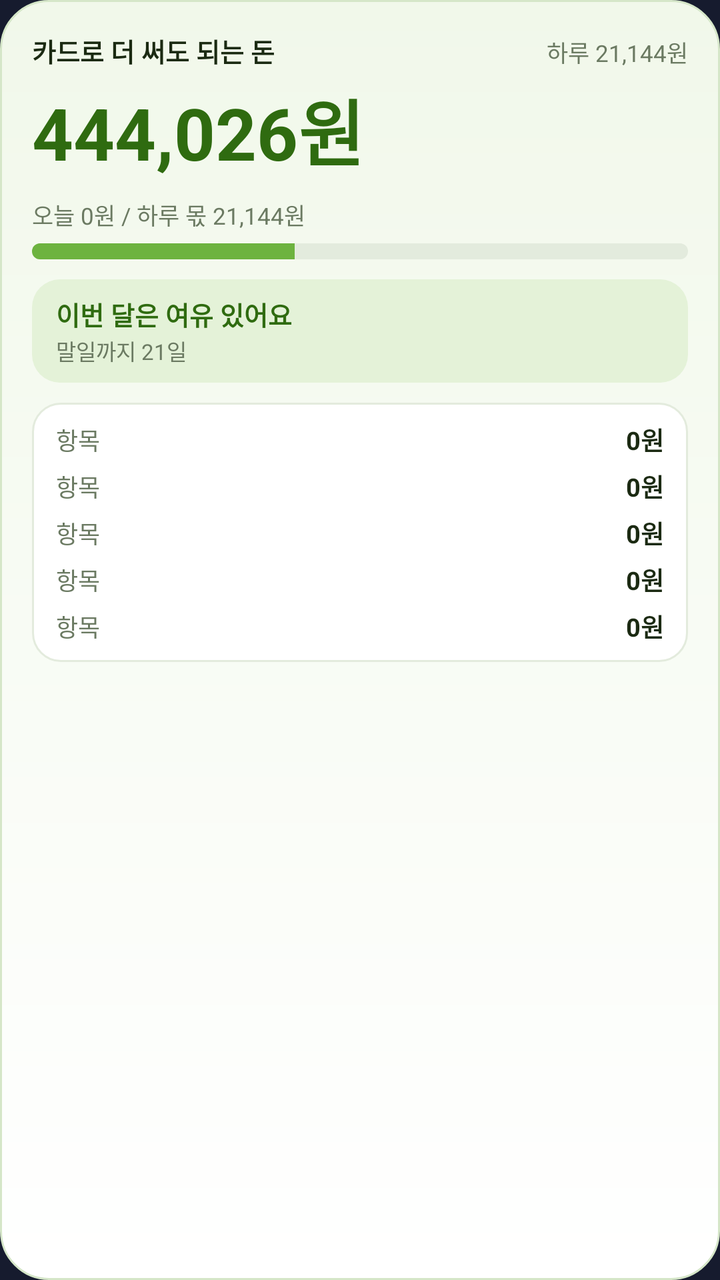
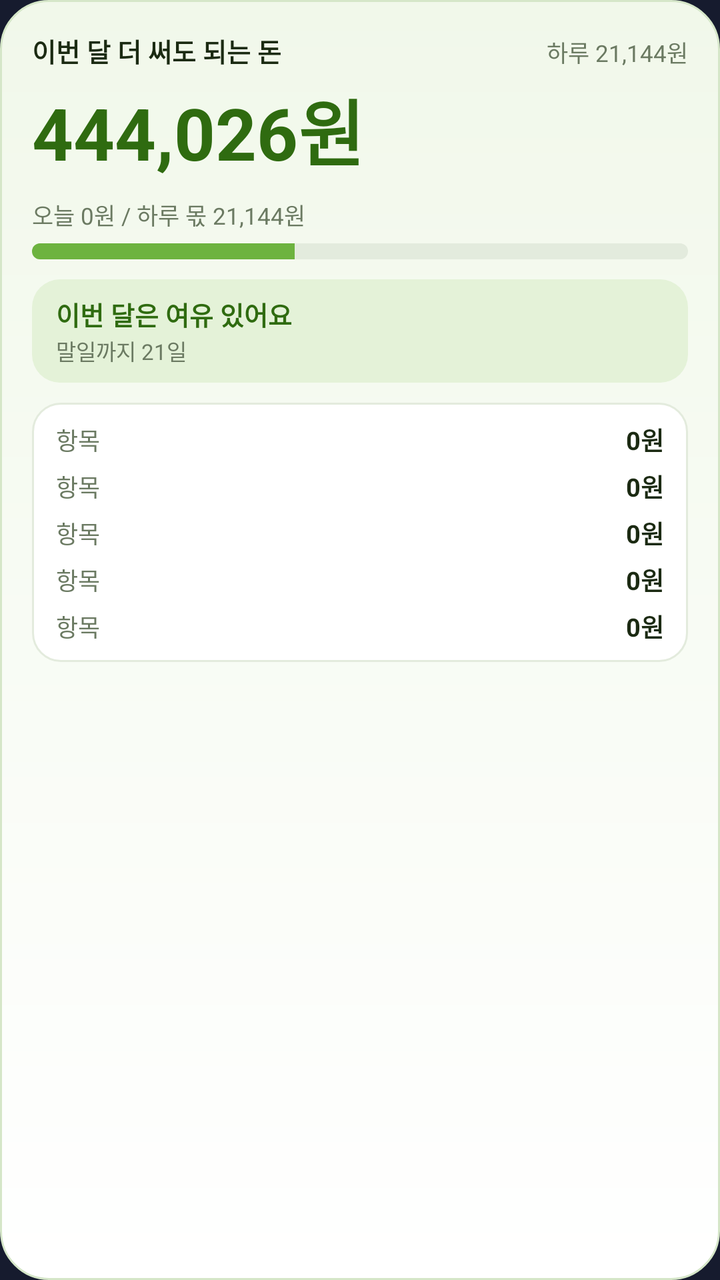

Compare the two renders of this Android layout. The source of the first and the diff that turns it into the second are given below.
<!-- AndroidManifest.xml: application theme Theme.Passbook -->
<!-- res/layout/widget_w54.xml -->
<?xml version="1.0" encoding="utf-8"?>
<LinearLayout xmlns:android="http://schemas.android.com/apk/res/android" android:id="@+id/widget_root" android:layout_width="match_parent" android:layout_height="match_parent" android:orientation="vertical" android:background="@drawable/w_card" android:padding="16dp"><LinearLayout android:layout_width="match_parent" android:layout_height="wrap_content" android:orientation="horizontal"><TextView android:id="@+id/w_title" android:layout_width="0dp" android:layout_height="wrap_content" android:layout_weight="1" android:includeFontPadding="false" android:maxLines="1" android:ellipsize="end" android:textColor="#1B2A12" android:textSize="13sp" android:textStyle="bold" android:text="카드로 더 써도 되는 돈" /><TextView android:id="@+id/w_per" android:layout_width="wrap_content" android:layout_height="wrap_content" android:includeFontPadding="false" android:maxLines="1" android:ellipsize="end" android:textColor="#6B7A62" android:textSize="11.5sp" android:text="하루 21,144원" /></LinearLayout><TextView android:id="@+id/w_amount" android:layout_width="match_parent" android:layout_height="wrap_content" android:includeFontPadding="false" android:maxLines="1" android:ellipsize="end" android:textColor="#2F6B10" android:textSize="36sp" android:textStyle="bold" android:layout_marginTop="4dp" android:autoSizeTextType="uniform" android:autoSizeMinTextSize="14sp" android:autoSizeMaxTextSize="36sp" android:text="444,026원" /><TextView android:id="@+id/w_today" android:layout_width="wrap_content" android:layout_height="wrap_content" android:includeFontPadding="false" android:maxLines="1" android:ellipsize="end" android:textColor="#6B7A62" android:textSize="11.5sp" android:layout_marginTop="8dp" android:text="오늘 0원 / 하루 몫 21,144원" /><FrameLayout android:layout_width="match_parent" android:layout_height="8dp" android:layout_marginTop="6dp"><ProgressBar android:id="@+id/w_bar_ok" style="@android:style/Widget.ProgressBar.Horizontal" android:layout_width="match_parent" android:layout_height="8dp" android:max="100" android:progress="40" android:progressDrawable="@drawable/w_bar_ok" /><ProgressBar android:id="@+id/w_bar_over" style="@android:style/Widget.ProgressBar.Horizontal" android:layout_width="match_parent" android:layout_height="8dp" android:max="100" android:progress="100" android:visibility="gone" android:progressDrawable="@drawable/w_bar_over" /></FrameLayout><LinearLayout android:id="@+id/w_pill" android:layout_width="match_parent" android:layout_height="wrap_content" android:layout_marginTop="10dp" android:orientation="vertical" android:background="@drawable/w_pill_good" android:paddingStart="12dp" android:paddingEnd="12dp" android:paddingTop="8dp" android:paddingBottom="8dp"><TextView android:id="@+id/w_status" android:layout_width="wrap_content" android:layout_height="wrap_content" android:includeFontPadding="false" android:maxLines="1" android:ellipsize="end" android:textColor="#2F6B10" android:textSize="13sp" android:textStyle="bold" android:text="이번 달은 여유 있어요" /><TextView android:id="@+id/w_sub" android:layout_width="wrap_content" android:layout_height="wrap_content" android:includeFontPadding="false" android:maxLines="1" android:ellipsize="end" android:textColor="#6B7A62" android:textSize="11sp" android:layout_marginTop="1dp" android:text="말일까지 21일" /></LinearLayout><LinearLayout android:layout_width="match_parent" android:layout_height="wrap_content" android:layout_marginTop="10dp" android:orientation="vertical" android:background="@drawable/w_inner" android:paddingStart="12dp" android:paddingEnd="12dp" android:paddingTop="9dp" android:paddingBottom="9dp"><LinearLayout android:id="@+id/r1" android:layout_width="match_parent" android:layout_height="wrap_content" android:orientation="horizontal" android:layout_marginTop="0dp"><TextView android:id="@+id/r1_l" android:layout_width="0dp" android:layout_height="wrap_content" android:layout_weight="1" android:includeFontPadding="false" android:maxLines="1" android:ellipsize="end" android:textColor="#6B7A62" android:textSize="12sp" android:text="항목" /><TextView android:id="@+id/r1_v" android:layout_width="wrap_content" android:layout_height="wrap_content" android:includeFontPadding="false" android:maxLines="1" android:ellipsize="end" android:textColor="#1B2A12" android:textSize="12.5sp" android:textStyle="bold" android:text="0원" /></LinearLayout><LinearLayout android:id="@+id/r2" android:layout_width="match_parent" android:layout_height="wrap_content" android:orientation="horizontal" android:layout_marginTop="5dp"><TextView android:id="@+id/r2_l" android:layout_width="0dp" android:layout_height="wrap_content" android:layout_weight="1" android:includeFontPadding="false" android:maxLines="1" android:ellipsize="end" android:textColor="#6B7A62" android:textSize="12sp" android:text="항목" /><TextView android:id="@+id/r2_v" android:layout_width="wrap_content" android:layout_height="wrap_content" android:includeFontPadding="false" android:maxLines="1" android:ellipsize="end" android:textColor="#1B2A12" android:textSize="12.5sp" android:textStyle="bold" android:text="0원" /></LinearLayout><LinearLayout android:id="@+id/r3" android:layout_width="match_parent" android:layout_height="wrap_content" android:orientation="horizontal" android:layout_marginTop="5dp"><TextView android:id="@+id/r3_l" android:layout_width="0dp" android:layout_height="wrap_content" android:layout_weight="1" android:includeFontPadding="false" android:maxLines="1" android:ellipsize="end" android:textColor="#6B7A62" android:textSize="12sp" android:text="항목" /><TextView android:id="@+id/r3_v" android:layout_width="wrap_content" android:layout_height="wrap_content" android:includeFontPadding="false" android:maxLines="1" android:ellipsize="end" android:textColor="#1B2A12" android:textSize="12.5sp" android:textStyle="bold" android:text="0원" /></LinearLayout><LinearLayout android:id="@+id/r4" android:layout_width="match_parent" android:layout_height="wrap_content" android:orientation="horizontal" android:layout_marginTop="5dp"><TextView android:id="@+id/r4_l" android:layout_width="0dp" android:layout_height="wrap_content" android:layout_weight="1" android:includeFontPadding="false" android:maxLines="1" android:ellipsize="end" android:textColor="#6B7A62" android:textSize="12sp" android:text="항목" /><TextView android:id="@+id/r4_v" android:layout_width="wrap_content" android:layout_height="wrap_content" android:includeFontPadding="false" android:maxLines="1" android:ellipsize="end" android:textColor="#1B2A12" android:textSize="12.5sp" android:textStyle="bold" android:text="0원" /></LinearLayout><LinearLayout android:id="@+id/r5" android:layout_width="match_parent" android:layout_height="wrap_content" android:orientation="horizontal" android:layout_marginTop="5dp"><TextView android:id="@+id/r5_l" android:layout_width="0dp" android:layout_height="wrap_content" android:layout_weight="1" android:includeFontPadding="false" android:maxLines="1" android:ellipsize="end" android:textColor="#6B7A62" android:textSize="12sp" android:text="항목" /><TextView android:id="@+id/r5_v" android:layout_width="wrap_content" android:layout_height="wrap_content" android:includeFontPadding="false" android:maxLines="1" android:ellipsize="end" android:textColor="#1B2A12" android:textSize="12.5sp" android:textStyle="bold" android:text="0원" /></LinearLayout></LinearLayout></LinearLayout>
<!-- resources referenced by this layout -->
<resources>
  <!-- drawable w_bar_ok (drawable) -->
  <?xml version="1.0" encoding="utf-8"?>
  <layer-list xmlns:android="http://schemas.android.com/apk/res/android"><item android:id="@android:id/background"><shape><solid android:color="#E3EBDD" /><corners android:radius="5dp" /></shape></item><item android:id="@android:id/progress"><clip><shape><solid android:color="#6DB33F" /><corners android:radius="5dp" /></shape></clip></item></layer-list>
  <!-- drawable w_bar_over (drawable) -->
  <?xml version="1.0" encoding="utf-8"?>
  <layer-list xmlns:android="http://schemas.android.com/apk/res/android"><item android:id="@android:id/background"><shape><solid android:color="#E3EBDD" /><corners android:radius="5dp" /></shape></item><item android:id="@android:id/progress"><clip><shape><solid android:color="#E5484D" /><corners android:radius="5dp" /></shape></clip></item></layer-list>
  <!-- drawable w_card (drawable) -->
  <?xml version="1.0" encoding="utf-8"?>
  <shape xmlns:android="http://schemas.android.com/apk/res/android" android:shape="rectangle"><gradient android:angle="270" android:startColor="#F1F8EA" android:endColor="#FFFFFF" android:type="linear" /><corners android:radius="24dp" /><stroke android:width="1dp" android:color="#D5E6C8" /></shape>
  <!-- drawable w_inner (drawable) -->
  <?xml version="1.0" encoding="utf-8"?>
  <shape xmlns:android="http://schemas.android.com/apk/res/android" android:shape="rectangle"><solid android:color="#FFFFFF" /><corners android:radius="14dp" /><stroke android:width="1dp" android:color="#E3EBDD" /></shape>
  <!-- drawable w_pill_good (drawable) -->
  <?xml version="1.0" encoding="utf-8"?>
  <shape xmlns:android="http://schemas.android.com/apk/res/android" android:shape="rectangle"><solid android:color="#E4F2D8" /><corners android:radius="14dp" /></shape>
  <style name="Theme.Passbook" parent="android:Theme.Material.NoActionBar">
          <item name="android:windowBackground">#161B2E</item>
          <item name="android:statusBarColor">#161B2E</item>
          <item name="android:navigationBarColor">#161B2E</item>
      </style>
</resources>

<!-- the commit's change to res/layout/widget_w54.xml (unified diff, before → after) -->
@@ -1,2 +1,2 @@
 <?xml version="1.0" encoding="utf-8"?>
-<LinearLayout xmlns:android="http://schemas.android.com/apk/res/android" android:id="@+id/widget_root" android:layout_width="match_parent" android:layout_height="match_parent" android:orientation="vertical" android:background="@drawable/w_card" android:padding="16dp"><LinearLayout android:layout_width="match_parent" android:layout_height="wrap_content" android:orientation="horizontal"><TextView android:id="@+id/w_title" android:layout_width="0dp" android:layout_height="wrap_content" android:layout_weight="1" android:includeFontPadding="false" android:maxLines="1" android:ellipsize="end" android:textColor="#1B2A12" android:textSize="13sp" android:textStyle="bold" android:text="카드로 더 써도 되는 돈" /><TextView android:id="@+id/w_per" android:layout_width="wrap_content" android:layout_height="wrap_content" android:includeFontPadding="false" android:maxLines="1" android:ellipsize="end" android:textColor="#6B7A62" android:textSize="11.5sp" android:text="하루 21,144원" /></LinearLayout><TextView android:id="@+id/w_amount" android:layout_width="match_parent" android:layout_height="wrap_content" android:includeFontPadding="false" android:maxLines="1" android:ellipsize="end" android:textColor="#2F6B10" android:textSize="36sp" android:textStyle="bold" android:layout_marginTop="4dp" android:autoSizeTextType="uniform" android:autoSizeMinTextSize="14sp" android:autoSizeMaxTextSize="36sp" android:text="444,026원" /><TextView android:id="@+id/w_today" android:layout_width="wrap_content" android:layout_height="wrap_content" android:includeFontPadding="false" android:maxLines="1" android:ellipsize="end" android:textColor="#6B7A62" android:textSize="11.5sp" android:layout_marginTop="8dp" android:text="오늘 0원 / 하루 몫 21,144원" /><FrameLayout android:layout_width="match_parent" android:layout_height="8dp" android:layout_marginTop="6dp"><ProgressBar android:id="@+id/w_bar_ok" style="@android:style/Widget.ProgressBar.Horizontal" android:layout_width="match_parent" android:layout_height="8dp" android:max="100" android:progress="40" android:progressDrawable="@drawable/w_bar_ok" /><ProgressBar android:id="@+id/w_bar_over" style="@android:style/Widget.ProgressBar.Horizontal" android:layout_width="match_parent" android:layout_height="8dp" android:max="100" android:progress="100" android:visibility="gone" android:progressDrawable="@drawable/w_bar_over" /></FrameLayout><LinearLayout android:id="@+id/w_pill" android:layout_width="match_parent" android:layout_height="wrap_content" android:layout_marginTop="10dp" android:orientation="vertical" android:background="@drawable/w_pill_good" android:paddingStart="12dp" android:paddingEnd="12dp" android:paddingTop="8dp" android:paddingBottom="8dp"><TextView android:id="@+id/w_status" android:layout_width="wrap_content" android:layout_height="wrap_content" android:includeFontPadding="false" android:maxLines="1" android:ellipsize="end" android:textColor="#2F6B10" android:textSize="13sp" android:textStyle="bold" android:text="이번 달은 여유 있어요" /><TextView android:id="@+id/w_sub" android:layout_width="wrap_content" android:layout_height="wrap_content" android:includeFontPadding="false" android:maxLines="1" android:ellipsize="end" android:textColor="#6B7A62" android:textSize="11sp" android:layout_marginTop="1dp" android:text="말일까지 21일" /></LinearLayout><LinearLayout android:layout_width="match_parent" android:layout_height="wrap_content" android:layout_marginTop="10dp" android:orientation="vertical" android:background="@drawable/w_inner" android:paddingStart="12dp" android:paddingEnd="12dp" android:paddingTop="9dp" android:paddingBottom="9dp"><LinearLayout android:id="@+id/r1" android:layout_width="match_parent" android:layout_height="wrap_content" android:orientation="horizontal" android:layout_marginTop="0dp"><TextView android:id="@+id/r1_l" android:layout_width="0dp" android:layout_height="wrap_content" android:layout_weight="1" android:includeFontPadding="false" android:maxLines="1" android:ellipsize="end" android:textColor="#6B7A62" android:textSize="12sp" android:text="항목" /><TextView android:id="@+id/r1_v" android:layout_width="wrap_content" android:layout_height="wrap_content" android:includeFontPadding="false" android:maxLines="1" android:ellipsize="end" android:textColor="#1B2A12" android:textSize="12.5sp" android:textStyle="bold" android:text="0원" /></LinearLayout><LinearLayout android:id="@+id/r2" android:layout_width="match_parent" android:layout_height="wrap_content" android:orientation="horizontal" android:layout_marginTop="5dp"><TextView android:id="@+id/r2_l" android:layout_width="0dp" android:layout_height="wrap_content" android:layout_weight="1" android:includeFontPadding="false" android:maxLines="1" android:ellipsize="end" android:textColor="#6B7A62" android:textSize="12sp" android:text="항목" /><TextView android:id="@+id/r2_v" android:layout_width="wrap_content" android:layout_height="wrap_content" android:includeFontPadding="false" android:maxLines="1" android:ellipsize="end" android:textColor="#1B2A12" android:textSize="12.5sp" android:textStyle="bold" android:text="0원" /></LinearLayout><LinearLayout android:id="@+id/r3" android:layout_width="match_parent" android:layout_height="wrap_content" android:orientation="horizontal" android:layout_marginTop="5dp"><TextView android:id="@+id/r3_l" android:layout_width="0dp" android:layout_height="wrap_content" android:layout_weight="1" android:includeFontPadding="false" android:maxLines="1" android:ellipsize="end" android:textColor="#6B7A62" android:textSize="12sp" android:text="항목" /><TextView android:id="@+id/r3_v" android:layout_width="wrap_content" android:layout_height="wrap_content" android:includeFontPadding="false" android:maxLines="1" android:ellipsize="end" android:textColor="#1B2A12" android:textSize="12.5sp" android:textStyle="bold" android:text="0원" /></LinearLayout><LinearLayout android:id="@+id/r4" android:layout_width="match_parent" android:layout_height="wrap_content" android:orientation="horizontal" android:layout_marginTop="5dp"><TextView android:id="@+id/r4_l" android:layout_width="0dp" android:layout_height="wrap_content" android:layout_weight="1" android:includeFontPadding="false" android:maxLines="1" android:ellipsize="end" android:textColor="#6B7A62" android:textSize="12sp" android:text="항목" /><TextView android:id="@+id/r4_v" android:layout_width="wrap_content" android:layout_height="wrap_content" android:includeFontPadding="false" android:maxLines="1" android:ellipsize="end" android:textColor="#1B2A12" android:textSize="12.5sp" android:textStyle="bold" android:text="0원" /></LinearLayout><LinearLayout android:id="@+id/r5" android:layout_width="match_parent" android:layout_height="wrap_content" android:orientation="horizontal" android:layout_marginTop="5dp"><TextView android:id="@+id/r5_l" android:layout_width="0dp" android:layout_height="wrap_content" android:layout_weight="1" android:includeFontPadding="false" android:maxLines="1" android:ellipsize="end" android:textColor="#6B7A62" android:textSize="12sp" android:text="항목" /><TextView android:id="@+id/r5_v" android:layout_width="wrap_content" android:layout_height="wrap_content" android:includeFontPadding="false" android:maxLines="1" android:ellipsize="end" android:textColor="#1B2A12" android:textSize="12.5sp" android:textStyle="bold" android:text="0원" /></LinearLayout></LinearLayout></LinearLayout>
+<LinearLayout xmlns:android="http://schemas.android.com/apk/res/android" android:id="@+id/widget_root" android:layout_width="match_parent" android:layout_height="match_parent" android:orientation="vertical" android:background="@drawable/w_card" android:padding="16dp"><LinearLayout android:layout_width="match_parent" android:layout_height="wrap_content" android:orientation="horizontal"><TextView android:id="@+id/w_title" android:layout_width="0dp" android:layout_height="wrap_content" android:layout_weight="1" android:includeFontPadding="false" android:maxLines="1" android:ellipsize="end" android:textColor="#1B2A12" android:textSize="13sp" android:textStyle="bold" android:text="이번 달 더 써도 되는 돈" /><TextView android:id="@+id/w_per" android:layout_width="wrap_content" android:layout_height="wrap_content" android:includeFontPadding="false" android:maxLines="1" android:ellipsize="end" android:textColor="#6B7A62" android:textSize="11.5sp" android:text="하루 21,144원" /></LinearLayout><TextView android:id="@+id/w_amount" android:layout_width="match_parent" android:layout_height="wrap_content" android:includeFontPadding="false" android:maxLines="1" android:ellipsize="end" android:textColor="#2F6B10" android:textSize="36sp" android:textStyle="bold" android:layout_marginTop="4dp" android:autoSizeTextType="uniform" android:autoSizeMinTextSize="14sp" android:autoSizeMaxTextSize="36sp" android:text="444,026원" /><TextView android:id="@+id/w_today" android:layout_width="wrap_content" android:layout_height="wrap_content" android:includeFontPadding="false" android:maxLines="1" android:ellipsize="end" android:textColor="#6B7A62" android:textSize="11.5sp" android:layout_marginTop="8dp" android:text="오늘 0원 / 하루 몫 21,144원" /><FrameLayout android:layout_width="match_parent" android:layout_height="8dp" android:layout_marginTop="6dp"><ProgressBar android:id="@+id/w_bar_ok" style="@android:style/Widget.ProgressBar.Horizontal" android:layout_width="match_parent" android:layout_height="8dp" android:max="100" android:progress="40" android:progressDrawable="@drawable/w_bar_ok" /><ProgressBar android:id="@+id/w_bar_over" style="@android:style/Widget.ProgressBar.Horizontal" android:layout_width="match_parent" android:layout_height="8dp" android:max="100" android:progress="100" android:visibility="gone" android:progressDrawable="@drawable/w_bar_over" /></FrameLayout><LinearLayout android:id="@+id/w_pill" android:layout_width="match_parent" android:layout_height="wrap_content" android:layout_marginTop="10dp" android:orientation="vertical" android:background="@drawable/w_pill_good" android:paddingStart="12dp" android:paddingEnd="12dp" android:paddingTop="8dp" android:paddingBottom="8dp"><TextView android:id="@+id/w_status" android:layout_width="wrap_content" android:layout_height="wrap_content" android:includeFontPadding="false" android:maxLines="1" android:ellipsize="end" android:textColor="#2F6B10" android:textSize="13sp" android:textStyle="bold" android:text="이번 달은 여유 있어요" /><TextView android:id="@+id/w_sub" android:layout_width="wrap_content" android:layout_height="wrap_content" android:includeFontPadding="false" android:maxLines="1" android:ellipsize="end" android:textColor="#6B7A62" android:textSize="11sp" android:layout_marginTop="1dp" android:text="말일까지 21일" /></LinearLayout><LinearLayout android:layout_width="match_parent" android:layout_height="wrap_content" android:layout_marginTop="10dp" android:orientation="vertical" android:background="@drawable/w_inner" android:paddingStart="12dp" android:paddingEnd="12dp" android:paddingTop="9dp" android:paddingBottom="9dp"><LinearLayout android:id="@+id/r1" android:layout_width="match_parent" android:layout_height="wrap_content" android:orientation="horizontal" android:layout_marginTop="0dp"><TextView android:id="@+id/r1_l" android:layout_width="0dp" android:layout_height="wrap_content" android:layout_weight="1" android:includeFontPadding="false" android:maxLines="1" android:ellipsize="end" android:textColor="#6B7A62" android:textSize="12sp" android:text="항목" /><TextView android:id="@+id/r1_v" android:layout_width="wrap_content" android:layout_height="wrap_content" android:includeFontPadding="false" android:maxLines="1" android:ellipsize="end" android:textColor="#1B2A12" android:textSize="12.5sp" android:textStyle="bold" android:text="0원" /></LinearLayout><LinearLayout android:id="@+id/r2" android:layout_width="match_parent" android:layout_height="wrap_content" android:orientation="horizontal" android:layout_marginTop="5dp"><TextView android:id="@+id/r2_l" android:layout_width="0dp" android:layout_height="wrap_content" android:layout_weight="1" android:includeFontPadding="false" android:maxLines="1" android:ellipsize="end" android:textColor="#6B7A62" android:textSize="12sp" android:text="항목" /><TextView android:id="@+id/r2_v" android:layout_width="wrap_content" android:layout_height="wrap_content" android:includeFontPadding="false" android:maxLines="1" android:ellipsize="end" android:textColor="#1B2A12" android:textSize="12.5sp" android:textStyle="bold" android:text="0원" /></LinearLayout><LinearLayout android:id="@+id/r3" android:layout_width="match_parent" android:layout_height="wrap_content" android:orientation="horizontal" android:layout_marginTop="5dp"><TextView android:id="@+id/r3_l" android:layout_width="0dp" android:layout_height="wrap_content" android:layout_weight="1" android:includeFontPadding="false" android:maxLines="1" android:ellipsize="end" android:textColor="#6B7A62" android:textSize="12sp" android:text="항목" /><TextView android:id="@+id/r3_v" android:layout_width="wrap_content" android:layout_height="wrap_content" android:includeFontPadding="false" android:maxLines="1" android:ellipsize="end" android:textColor="#1B2A12" android:textSize="12.5sp" android:textStyle="bold" android:text="0원" /></LinearLayout><LinearLayout android:id="@+id/r4" android:layout_width="match_parent" android:layout_height="wrap_content" android:orientation="horizontal" android:layout_marginTop="5dp"><TextView android:id="@+id/r4_l" android:layout_width="0dp" android:layout_height="wrap_content" android:layout_weight="1" android:includeFontPadding="false" android:maxLines="1" android:ellipsize="end" android:textColor="#6B7A62" android:textSize="12sp" android:text="항목" /><TextView android:id="@+id/r4_v" android:layout_width="wrap_content" android:layout_height="wrap_content" android:includeFontPadding="false" android:maxLines="1" android:ellipsize="end" android:textColor="#1B2A12" android:textSize="12.5sp" android:textStyle="bold" android:text="0원" /></LinearLayout><LinearLayout android:id="@+id/r5" android:layout_width="match_parent" android:layout_height="wrap_content" android:orientation="horizontal" android:layout_marginTop="5dp"><TextView android:id="@+id/r5_l" android:layout_width="0dp" android:layout_height="wrap_content" android:layout_weight="1" android:includeFontPadding="false" android:maxLines="1" android:ellipsize="end" android:textColor="#6B7A62" android:textSize="12sp" android:text="항목" /><TextView android:id="@+id/r5_v" android:layout_width="wrap_content" android:layout_height="wrap_content" android:includeFontPadding="false" android:maxLines="1" android:ellipsize="end" android:textColor="#1B2A12" android:textSize="12.5sp" android:textStyle="bold" android:text="0원" /></LinearLayout></LinearLayout></LinearLayout>
